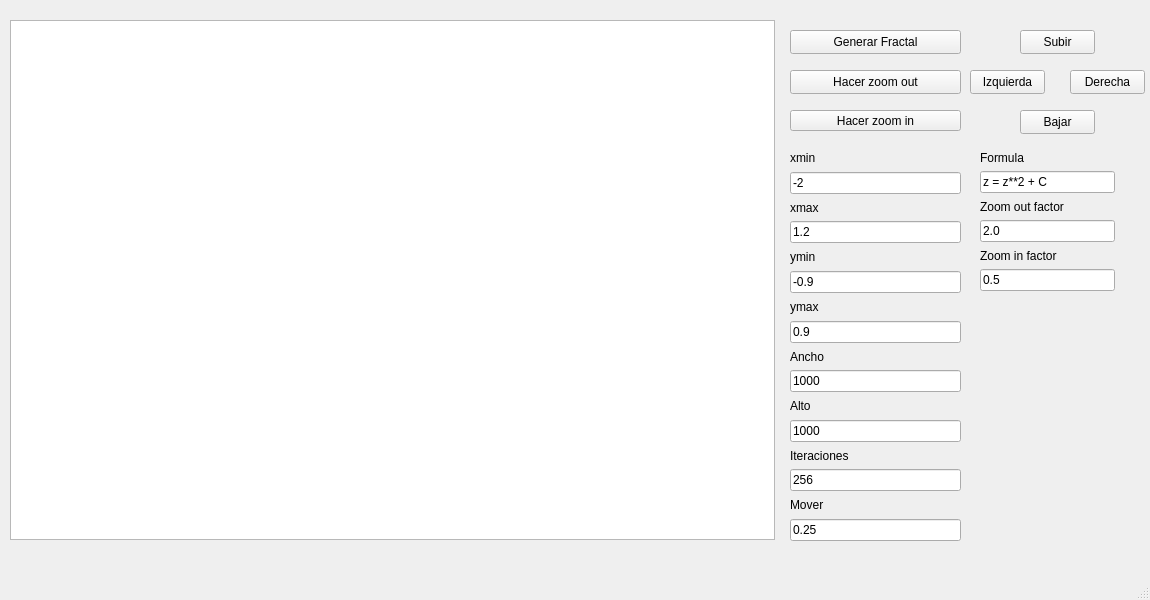
The window that MandelbrotGUI.ui (Gonzml1/Boundary) describes before a commit, drawn with Qt 5.
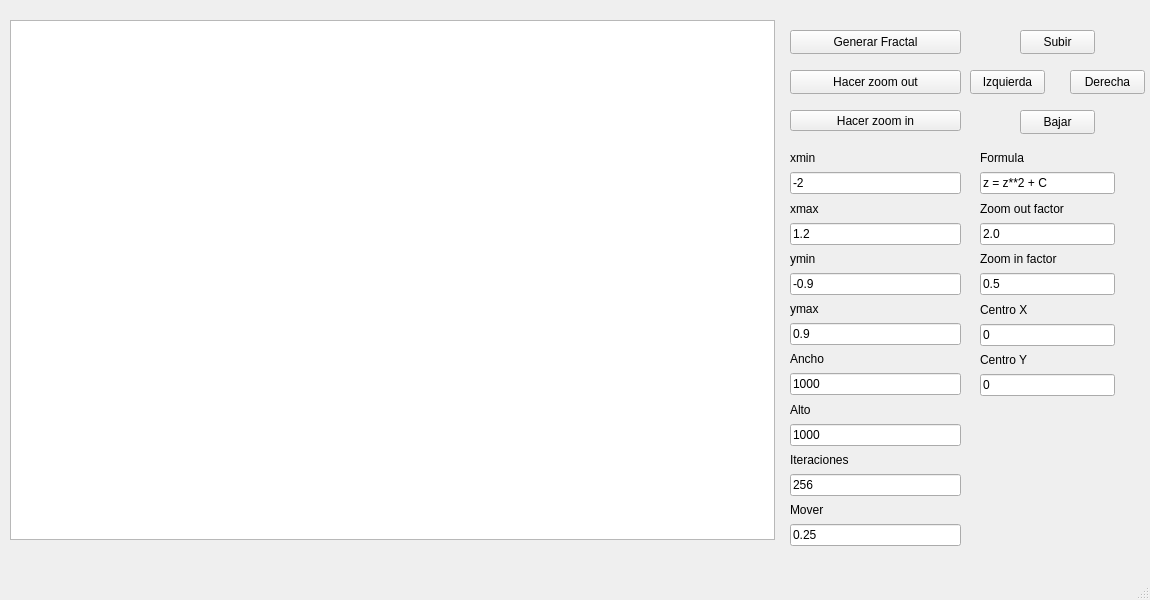
The same window after the commit. Icons and pictures are not drawn.

Patch:
```diff
--- a/MandelbrotGUI.ui
+++ b/MandelbrotGUI.ui
@@ -37,7 +37,7 @@
       <x>790</x>
       <y>150</y>
       <width>171</width>
-      <height>391</height>
+      <height>396</height>
      </rect>
     </property>
     <layout class="QVBoxLayout" name="verticalLayout">
@@ -243,13 +243,13 @@
      <string>Bajar</string>
     </property>
    </widget>
-   <widget class="QWidget" name="">
+   <widget class="QWidget" name="layoutWidget">
     <property name="geometry">
      <rect>
       <x>980</x>
       <y>150</y>
       <width>135</width>
-      <height>141</height>
+      <height>246</height>
      </rect>
     </property>
     <layout class="QVBoxLayout" name="verticalLayout_2">
@@ -295,6 +295,34 @@
        </property>
       </widget>
      </item>
+     <item>
+      <widget class="QLabel" name="centro_x_label">
+       <property name="text">
+        <string>Centro X</string>
+       </property>
+      </widget>
+     </item>
+     <item>
+      <widget class="QLineEdit" name="centro_x_entrada">
+       <property name="text">
+        <string>0</string>
+       </property>
+      </widget>
+     </item>
+     <item>
+      <widget class="QLabel" name="centro_y_label">
+       <property name="text">
+        <string>Centro Y</string>
+       </property>
+      </widget>
+     </item>
+     <item>
+      <widget class="QLineEdit" name="centro_y_entrada">
+       <property name="text">
+        <string>0</string>
+       </property>
+      </widget>
+     </item>
     </layout>
    </widget>
   </widget>
```
